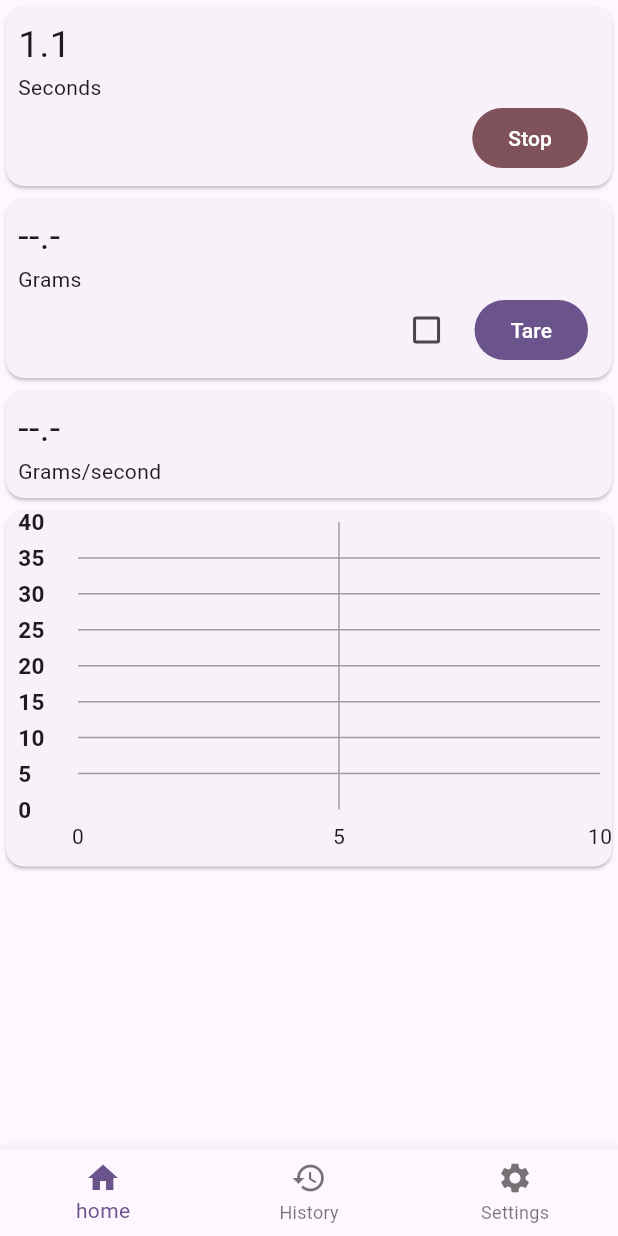
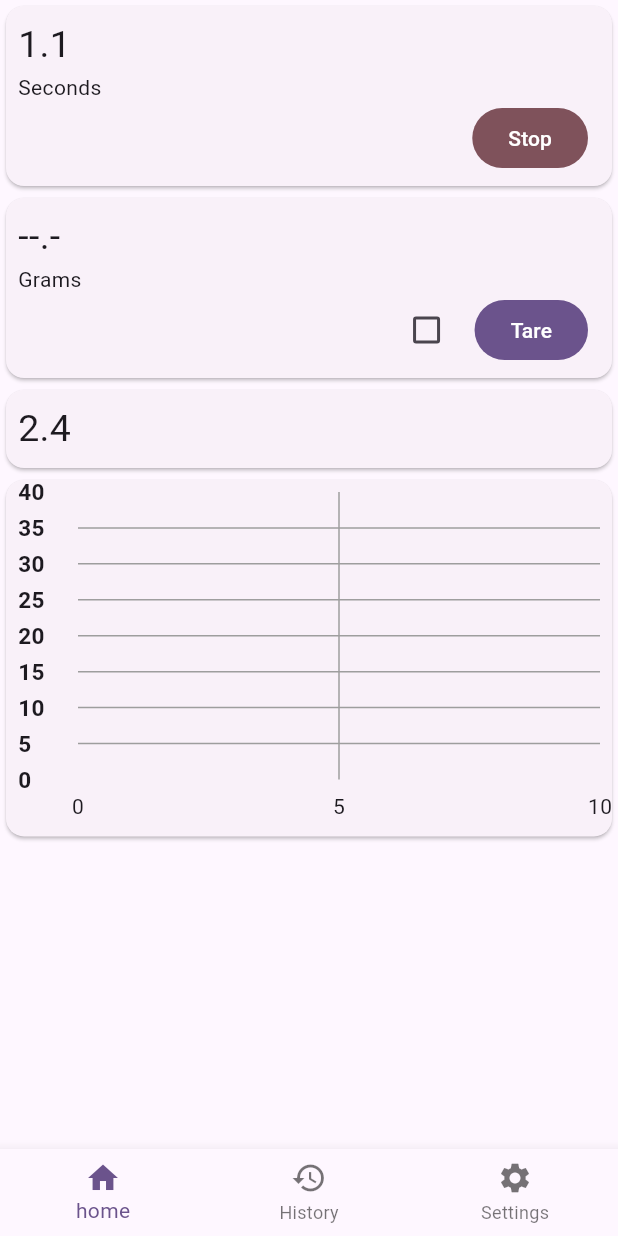
Before and after one commit to lazytesting/espresso-log, a Flutter app: the screen it shows after launch, after a tap on "Start", on a phone screen of 412 x 824 dp. Run offline on Flutter 3.47's test engine with Material 3 defaults, Android fonts, the phone set to English and light mode, and no system bars; drawn by our look-alikes of fl_chart; our stand-ins replace equatable, flutter_bloc, flutter_blue_plus, get_it, go_router, logger and 2 more; statements that could not run were skipped.

Commit message:
added pressure widget

```diff
--- a/lib/main.dart
+++ b/lib/main.dart
@@ -9,6 +9,7 @@ import 'package:espresso_log/services/timer/abstract_timer_service.dart';
 import 'package:espresso_log/services/timer/timer_service.dart';
 import 'package:espresso_log/ui/home/auto-tare/auto_tare_cubit.dart';
 import 'package:espresso_log/ui/home/current-weight/current_weight_cubit.dart';
+import 'package:espresso_log/ui/home/pressure/pressure_cubit.dart';
 import 'package:espresso_log/ui/home/timer/timer_cubit.dart';
 import 'package:espresso_log/ui/home/weight-change/weight_change_cubit.dart';
 import 'package:espresso_log/ui/home/weight_graph/weight_graph_cubit.dart';
@@ -55,7 +56,8 @@ void main() async {
     BlocProvider(create: (_) => WeightChangeCubit()),
     BlocProvider(create: (_) => TimerCubit()),
     BlocProvider(create: (_) => WeightGraphCubit()),
-    BlocProvider(create: (_) => AutoTareCubit())
+    BlocProvider(create: (_) => AutoTareCubit()),
+    BlocProvider(create: (_) => PressureCubit())
   ], child: const MyApp()));
 }
 
--- a/lib/ui/home/home.dart
+++ b/lib/ui/home/home.dart
@@ -1,4 +1,5 @@
 import 'package:espresso_log/ui/home/current-weight/current_weight_widget.dart';
+import 'package:espresso_log/ui/home/pressure/pressure_widget.dart';
 import 'package:espresso_log/ui/home/timer/timer_widget.dart';
 import 'package:espresso_log/ui/home/weight-change/weight_change_widget.dart';
 import 'package:espresso_log/ui/home/weight_graph/weight_graph_widget.dart';
@@ -15,7 +16,8 @@ class HomeScreen extends StatelessWidget {
         child: Column(children: [
           TimerWidget(),
           CurrentWeightWidget(),
-          WeightChangeWidget(),
+          //WeightChangeWidget(),
+          PressureWidget(),
           WeightGraphWidget()
         ]));
   }
--- /dev/null
+++ b/lib/ui/home/pressure/pressure_cubit.dart
@@ -0,0 +1,23 @@
+import 'dart:async';
+
+import 'package:equatable/equatable.dart';
+import 'package:espresso_log/main.dart';
+import 'package:espresso_log/services/pressure/abstract_pressure_service.dart';
+import 'package:espresso_log/services/pressure/pressure_notification.dart';
+import 'package:espresso_log/services/timer/abstract_timer_service.dart';
+import 'package:flutter_bloc/flutter_bloc.dart';
+
+part 'pressure_state.dart';
+
+class PressureCubit extends Cubit<PressureState> {
+  final AbstractPressureService _pressureService =
+      getIt.get<AbstractPressureService>();
+  late StreamSubscription<PressureNotification>
+      _pressureNotificationSubscription;
+
+  PressureCubit() : super(PressureInitial()) {
+    _pressureService.pressureNotificationController.listen((event) {
+      emit(Pressure(event.pressure));
+    });
+  }
+}
--- /dev/null
+++ b/lib/ui/home/pressure/pressure_state.dart
@@ -0,0 +1,14 @@
+part of 'pressure_cubit.dart';
+
+sealed class PressureState {}
+
+final class PressureInitial extends PressureState {}
+
+final class Pressure extends PressureState with EquatableMixin {
+  final double pressure;
+
+  Pressure(this.pressure);
+
+  @override
+  List<Object?> get props => [pressure];
+}
--- /dev/null
+++ b/lib/ui/home/pressure/pressure_widget.dart
@@ -0,0 +1,39 @@
+import 'package:espresso_log/ui/home/pressure/pressure_cubit.dart';
+import 'package:espresso_log/ui/home/timer/timer_cubit.dart';
+import 'package:flutter/material.dart';
+import 'package:flutter_bloc/flutter_bloc.dart';
+
+class PressureWidget extends StatelessWidget {
+  const PressureWidget({super.key});
+
+  @override
+  Widget build(BuildContext context) {
+    return BlocBuilder<PressureCubit, PressureState>(
+      builder: (context, state) {
+        var pressureText = "-.-";
+        if (state is Pressure) {
+          pressureText = state.pressure.toStringAsFixed(1);
+        }
+
+        return Center(
+            child: Card(
+          clipBehavior: Clip.hardEdge,
+          child: Padding(
+            padding: const EdgeInsets.all(8.0),
+            child: Column(
+              mainAxisSize: MainAxisSize.min,
+              children: <Widget>[
+                Row(children: [
+                  Text(
+                    pressureText,
+                    style: const TextStyle(fontSize: 25),
+                  )
+                ]),
+              ],
+            ),
+          ),
+        ));
+      },
+    );
+  }
+}
```
